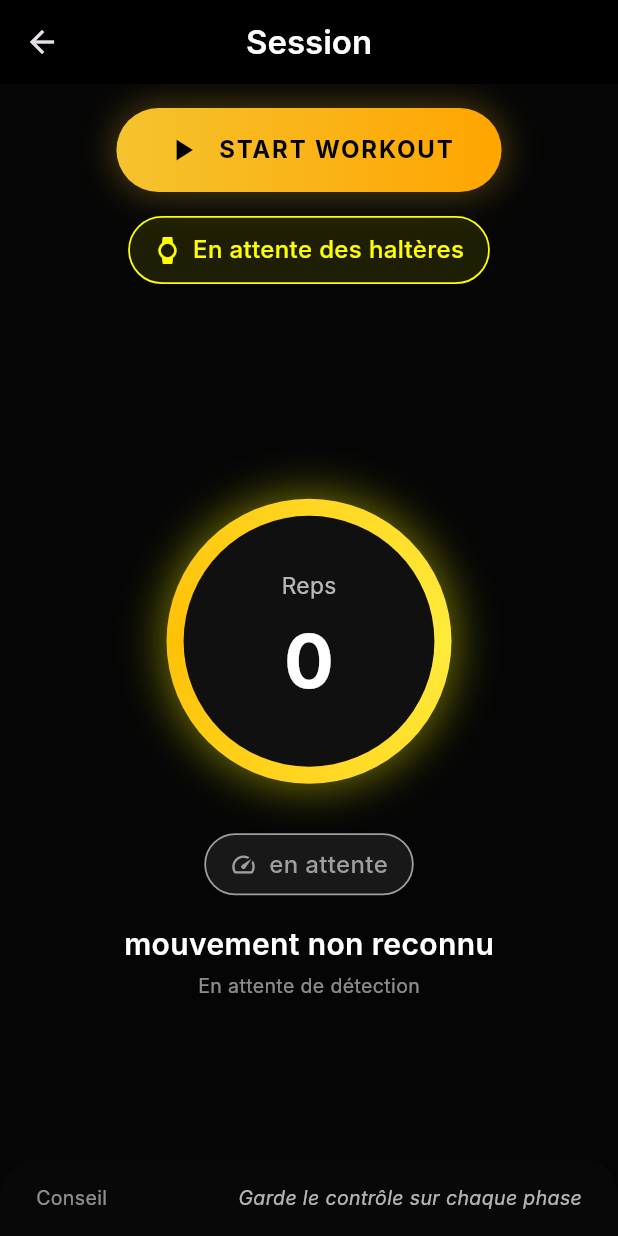
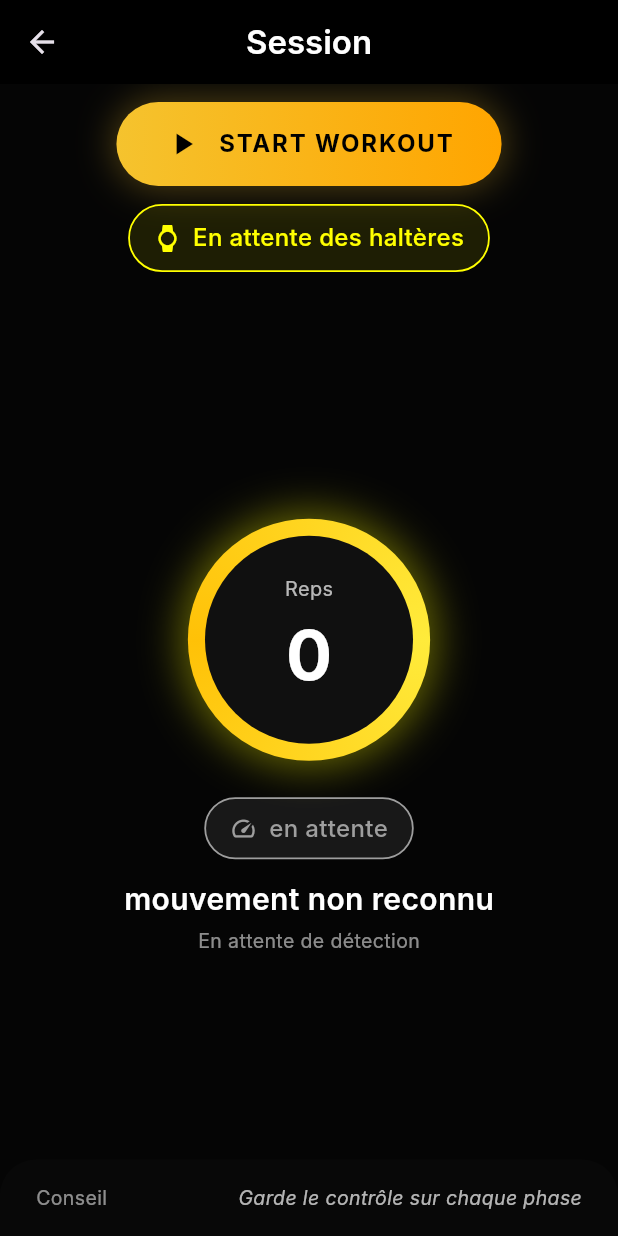
Before and after one commit to Ndor15/GymAI, a Flutter app: the TrainingPage screen opened directly, on a phone screen of 412 x 824 dp. Run offline on Flutter 3.47's test engine with Material 3 defaults, Android fonts, the phone set to English and light mode, and no system bars; our stand-ins replace flutter_blue_plus, shared_preferences; missing offline and left inert: tflite_flutter; accounts and stored records are empty; Roboto replaces fonts that are missing (Inter).

Commit message:
fix: Optimiser espacement pour éviter overflow au démarrage
- Réduire tous les SizedBox de 16px à 12px (-20px total)
- Réduire cercle reps de 200x200 à 170x170 (-30px)
- Réduire tailles de police dans le cercle
- Réduire espacements entre cercle/tempo/exercice (-14px)
- Total ~64px gagnés pour compenser overflow de 83px

```diff
--- a/lib/pages/training_page.dart
+++ b/lib/pages/training_page.dart
@@ -58,7 +58,7 @@ class _TrainingPageState extends State<TrainingPage>
       ),
       body: Column(
         children: [
-          const SizedBox(height: 16),
+          const SizedBox(height: 12),
 
           // Start/Stop Workout Button + Session Timer
           StreamBuilder<bool>(
@@ -110,7 +110,7 @@ class _TrainingPageState extends State<TrainingPage>
                       },
                     ),
 
-                  if (isActive) const SizedBox(height: 16),
+                  if (isActive) const SizedBox(height: 12),
 
                   // Start/Stop Button
                   GestureDetector(
@@ -167,7 +167,7 @@ class _TrainingPageState extends State<TrainingPage>
             },
           ),
 
-          const SizedBox(height: 16),
+          const SizedBox(height: 12),
 
           // Etat connexion / proximité
           StreamBuilder<bool>(
@@ -218,7 +218,7 @@ class _TrainingPageState extends State<TrainingPage>
             },
           ),
 
-          const SizedBox(height: 16),
+          const SizedBox(height: 12),
 
           // Current Sets Display
           StreamBuilder<List<dynamic>>(
@@ -346,7 +346,7 @@ class _TrainingPageState extends State<TrainingPage>
             },
           ),
 
-          const SizedBox(height: 16),
+          const SizedBox(height: 12),
 
           // Bloc principal: reps, tempo, exercice
           Expanded(
@@ -386,8 +386,8 @@ class _TrainingPageState extends State<TrainingPage>
                           );
                         },
                         child: Container(
-                          width: 200,
-                          height: 200,
+                          width: 170,
+                          height: 170,
                           decoration: BoxDecoration(
                             shape: BoxShape.circle,
                             gradient: const SweepGradient(
@@ -419,15 +419,15 @@ class _TrainingPageState extends State<TrainingPage>
                                   "Reps",
                                   style: TextStyle(
                                     color: Colors.white70,
-                                    fontSize: 16,
+                                    fontSize: 14,
                                   ),
                                 ),
-                                const SizedBox(height: 4),
+                                const SizedBox(height: 2),
                                 Text(
                                   reps.toString(),
                                   style: const TextStyle(
                                     color: Colors.white,
-                                    fontSize: 52,
+                                    fontSize: 48,
                                     fontWeight: FontWeight.w700,
                                   ),
                                 ),
@@ -437,7 +437,7 @@ class _TrainingPageState extends State<TrainingPage>
                         ),
                       ),
 
-                      const SizedBox(height: 28),
+                      const SizedBox(height: 20),
 
                       // Tempo chip
                       AnimatedContainer(
@@ -474,7 +474,7 @@ class _TrainingPageState extends State<TrainingPage>
                         ),
                       ),
 
-                      const SizedBox(height: 18),
+                      const SizedBox(height: 12),
 
                       // Exercice détecté
                       Column(
```
